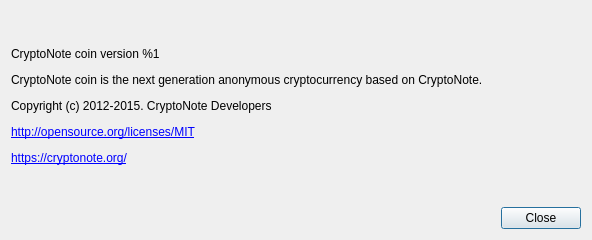
The window that src/gui/ui/aboutdialog.ui (cryptonotefoundation/cryptonotewallet) describes before a commit, drawn with Qt 5.
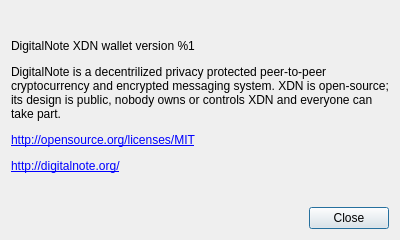
The same window after the commit.

Commit message: DigitalNote Wallet initial commit

The edit to the form file:
```diff
--- a/src/gui/ui/aboutdialog.ui
+++ b/src/gui/ui/aboutdialog.ui
@@ -6,7 +6,7 @@
    <rect>
     <x>0</x>
     <y>0</y>
-    <width>592</width>
+    <width>400</width>
     <height>240</height>
    </rect>
   </property>
@@ -18,13 +18,13 @@
   </property>
   <property name="minimumSize">
    <size>
-    <width>592</width>
+    <width>400</width>
     <height>240</height>
    </size>
   </property>
   <property name="maximumSize">
    <size>
-    <width>592</width>
+    <width>400</width>
     <height>240</height>
    </size>
   </property>
@@ -41,7 +41,7 @@
       </sizepolicy>
      </property>
      <property name="text">
-      <string>&lt;html&gt;&lt;head/&gt;&lt;body&gt;&lt;p&gt;CryptoNote coin version %1&lt;/p&gt;&lt;p&gt;CryptoNote coin is the next generation anonymous cryptocurrency based on CryptoNote.&lt;/p&gt;&lt;p&gt;Copyright (c) 2012-2015. CryptoNote Developers&lt;/p&gt;&lt;p&gt;&lt;a href=&quot;http://opensource.org/licenses/MIT&quot;&gt;&lt;span style=&quot; text-decoration: underline; color:#0000ff;&quot;&gt;http://opensource.org/licenses/MIT&lt;/span&gt;&lt;/a&gt;&lt;/p&gt;&lt;p&gt;&lt;a href=&quot;https://cryptonote.org/&quot;&gt;&lt;span style=&quot; text-decoration: underline; color:#0000ff;&quot;&gt;https://cryptonote.org/&lt;/span&gt;&lt;/a&gt;&lt;/p&gt;&lt;/body&gt;&lt;/html&gt;</string>
+      <string>&lt;html&gt;&lt;head/&gt;&lt;body&gt;&lt;p&gt;DigitalNote XDN wallet version %1&lt;/p&gt;&lt;p&gt;DigitalNote is a decentrilized privacy protected peer-to-peer cryptocurrency and encrypted messaging system. XDN is open-source; its design is public, nobody owns or controls XDN and everyone can take part.&lt;/p&gt;&lt;p&gt;&lt;a href=&quot;http://opensource.org/licenses/MIT&quot;&gt;&lt;span style=&quot; text-decoration: underline; color:#0000ff;&quot;&gt;http://opensource.org/licenses/MIT&lt;/span&gt;&lt;/a&gt;&lt;/p&gt;&lt;p&gt;&lt;a href=&quot;http://digitalnote.org/&quot;&gt;&lt;span style=&quot; text-decoration: underline; color:#0000ff;&quot;&gt;http://digitalnote.org/&lt;/span&gt;&lt;/a&gt;&lt;/p&gt;&lt;/body&gt;&lt;/html&gt;</string>
      </property>
      <property name="textFormat">
       <enum>Qt::RichText</enum>
```
The commit also changes 103 other files.
